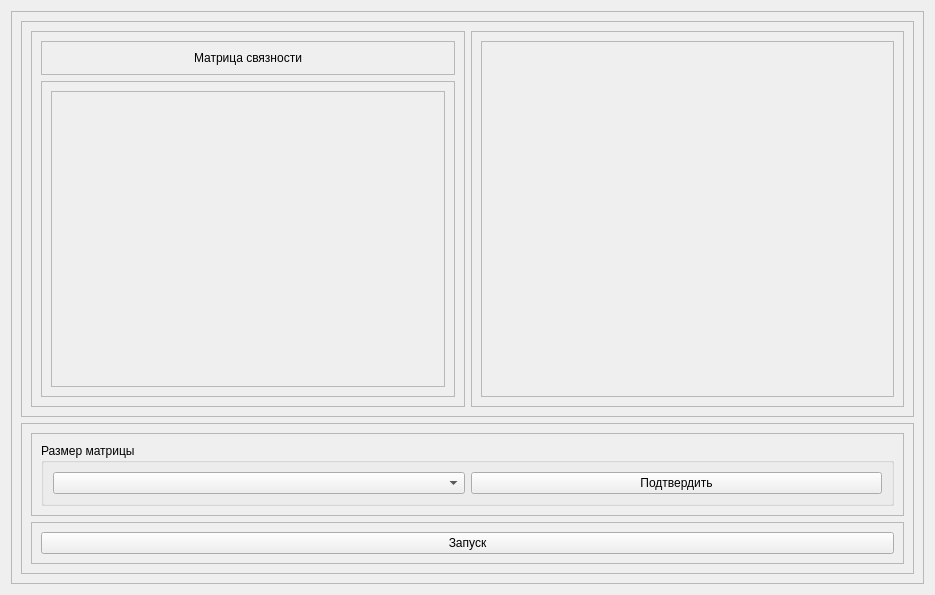
Qt form dfs_algo_widget.ui (Lunovoy/graph-algorithms) before a commit.
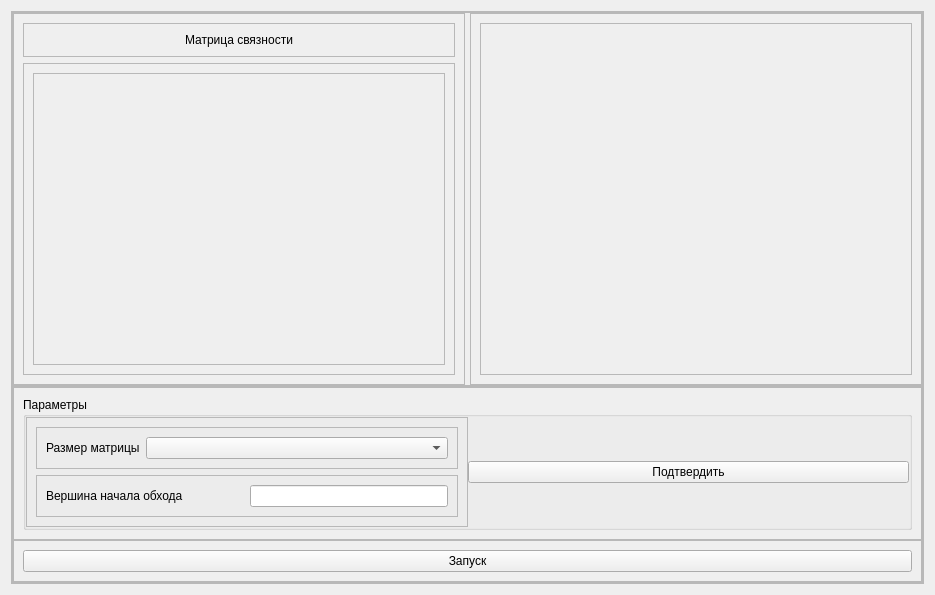
The same form after that commit.

```diff
--- a/dfs_algo_widget.ui
+++ b/dfs_algo_widget.ui
@@ -23,8 +23,29 @@
       <enum>QFrame::Raised</enum>
      </property>
      <layout class="QVBoxLayout" name="verticalLayout_16">
+      <property name="spacing">
+       <number>0</number>
+      </property>
+      <property name="leftMargin">
+       <number>0</number>
+      </property>
+      <property name="topMargin">
+       <number>0</number>
+      </property>
+      <property name="rightMargin">
+       <number>0</number>
+      </property>
+      <property name="bottomMargin">
+       <number>0</number>
+      </property>
       <item>
        <widget class="QFrame" name="frame_23">
+        <property name="sizePolicy">
+         <sizepolicy hsizetype="Preferred" vsizetype="Expanding">
+          <horstretch>0</horstretch>
+          <verstretch>0</verstretch>
+         </sizepolicy>
+        </property>
         <property name="frameShape">
          <enum>QFrame::StyledPanel</enum>
         </property>
@@ -32,6 +53,21 @@
          <enum>QFrame::Raised</enum>
         </property>
         <layout class="QHBoxLayout" name="horizontalLayout_11">
+         <property name="spacing">
+          <number>5</number>
+         </property>
+         <property name="leftMargin">
+          <number>0</number>
+         </property>
+         <property name="topMargin">
+          <number>0</number>
+         </property>
+         <property name="rightMargin">
+          <number>0</number>
+         </property>
+         <property name="bottomMargin">
+          <number>0</number>
+         </property>
          <item>
           <widget class="QFrame" name="frame_24">
            <property name="frameShape">
@@ -85,8 +121,8 @@
                    <rect>
                     <x>0</x>
                     <y>0</y>
-                    <width>394</width>
-                    <height>298</height>
+                    <width>412</width>
+                    <height>294</height>
                    </rect>
                   </property>
                  </widget>
@@ -117,8 +153,8 @@
                 <rect>
                  <x>0</x>
                  <y>0</y>
-                 <width>413</width>
-                 <height>358</height>
+                 <width>432</width>
+                 <height>354</height>
                 </rect>
                </property>
               </widget>
@@ -139,6 +175,21 @@
          <enum>QFrame::Raised</enum>
         </property>
         <layout class="QVBoxLayout" name="verticalLayout_15">
+         <property name="spacing">
+          <number>0</number>
+         </property>
+         <property name="leftMargin">
+          <number>0</number>
+         </property>
+         <property name="topMargin">
+          <number>0</number>
+         </property>
+         <property name="rightMargin">
+          <number>0</number>
+         </property>
+         <property name="bottomMargin">
+          <number>0</number>
+         </property>
          <item>
           <widget class="QFrame" name="frame_29">
            <property name="frameShape">
@@ -151,11 +202,99 @@
             <item>
              <widget class="QGroupBox" name="groupBox_3">
               <property name="title">
-               <string>Размер матрицы</string>
+               <string>Параметры</string>
               </property>
-              <layout class="QHBoxLayout" name="horizontalLayout_13">
+              <layout class="QHBoxLayout" name="horizontalLayout_3">
+               <property name="spacing">
+                <number>0</number>
+               </property>
+               <property name="leftMargin">
+                <number>0</number>
+               </property>
+               <property name="topMargin">
+                <number>0</number>
+               </property>
+               <property name="rightMargin">
+                <number>0</number>
+               </property>
+               <property name="bottomMargin">
+                <number>0</number>
+               </property>
                <item>
-                <widget class="QComboBox" name="cb_size_selection_2"/>
+                <widget class="QFrame" name="frame_3">
+                 <property name="frameShape">
+                  <enum>QFrame::StyledPanel</enum>
+                 </property>
+                 <property name="frameShadow">
+                  <enum>QFrame::Raised</enum>
+                 </property>
+                 <layout class="QVBoxLayout" name="verticalLayout_2">
+                  <item>
+                   <widget class="QFrame" name="frame">
+                    <property name="frameShape">
+                     <enum>QFrame::StyledPanel</enum>
+                    </property>
+                    <property name="frameShadow">
+                     <enum>QFrame::Raised</enum>
+                    </property>
+                    <layout class="QHBoxLayout" name="horizontalLayout">
+                     <item>
+                      <widget class="QLabel" name="label">
+                       <property name="sizePolicy">
+                        <sizepolicy hsizetype="Fixed" vsizetype="Preferred">
+                         <horstretch>0</horstretch>
+                         <verstretch>0</verstretch>
+                        </sizepolicy>
+                       </property>
+                       <property name="text">
+                        <string>Размер матрицы</string>
+                       </property>
+                      </widget>
+                     </item>
+                     <item>
+                      <widget class="QComboBox" name="cb_size_selection_2">
+                       <property name="sizePolicy">
+                        <sizepolicy hsizetype="Preferred" vsizetype="Fixed">
+                         <horstretch>0</horstretch>
+                         <verstretch>0</verstretch>
+                        </sizepolicy>
+                       </property>
+                      </widget>
+                     </item>
+                    </layout>
+                   </widget>
+                  </item>
+                  <item>
+                   <widget class="QFrame" name="frame_2">
+                    <property name="frameShape">
+                     <enum>QFrame::StyledPanel</enum>
+                    </property>
+                    <property name="frameShadow">
+                     <enum>QFrame::Raised</enum>
+                    </property>
+                    <layout class="QHBoxLayout" name="horizontalLayout_2">
+                     <item>
+                      <widget class="QLabel" name="label_2">
+                       <property name="text">
+                        <string>Вершина начала обхода</string>
+                       </property>
+                      </widget>
+                     </item>
+                     <item>
+                      <widget class="QLineEdit" name="lineEdit">
+                       <property name="sizePolicy">
+                        <sizepolicy hsizetype="Preferred" vsizetype="Fixed">
+                         <horstretch>0</horstretch>
+                         <verstretch>0</verstretch>
+                        </sizepolicy>
+                       </property>
+                      </widget>
+                     </item>
+                    </layout>
+                   </widget>
+                  </item>
+                 </layout>
+                </widget>
                </item>
                <item>
                 <widget class="QPushButton" name="pb_apply_2">
```
